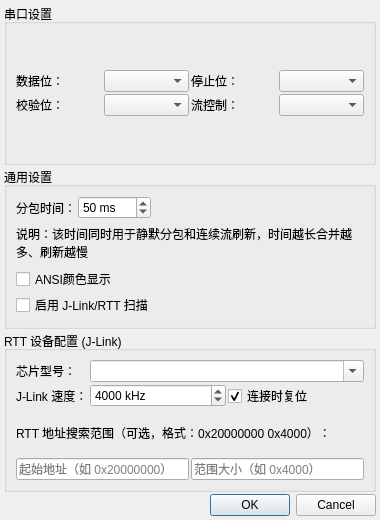
The window that ui/serial_settings_dialog.ui (ZIKEER/Z_COM) describes before a commit, drawn with Qt 5.
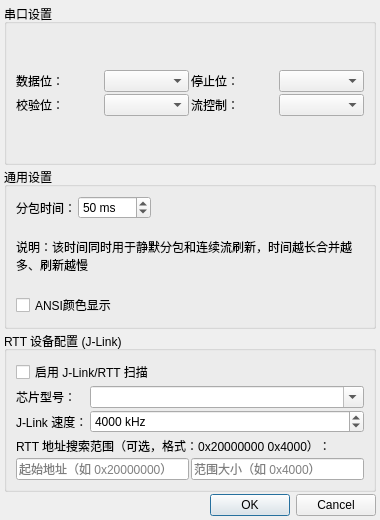
The same window after the commit.

Commit message: 优化界面显示

Diff of the .ui file:
```diff
--- a/ui/serial_settings_dialog.ui
+++ b/ui/serial_settings_dialog.ui
@@ -154,16 +154,6 @@
         </property>
        </widget>
       </item>
-      <item>
-       <widget class="QCheckBox" name="jlinkCheckBox">
-        <property name="text">
-         <string>启用 J-Link/RTT 扫描</string>
-        </property>
-        <property name="toolTip">
-         <string>仅在本机安装 J-Link 驱动并连接探针时启用</string>
-        </property>
-       </widget>
-      </item>
      </layout>
     </widget>
    </item>
@@ -176,6 +166,16 @@
       <property name="spacing">
        <number>2</number>
       </property>
+      <item>
+       <widget class="QCheckBox" name="jlinkCheckBox">
+        <property name="text">
+         <string>启用 J-Link/RTT 扫描</string>
+        </property>
+        <property name="toolTip">
+         <string>仅在本机安装 J-Link 驱动并连接探针时启用</string>
+        </property>
+       </widget>
+      </item>
       <item>
         <layout class="QGridLayout" name="rttGridLayout">
           <property name="spacing">
@@ -226,16 +226,6 @@
             </property>
            </widget>
           </item>
-          <item>
-           <widget class="QCheckBox" name="rttResetCheckBox">
-            <property name="text">
-             <string>连接时复位</string>
-            </property>
-            <property name="checked">
-             <bool>true</bool>
-            </property>
-           </widget>
-          </item>
          </layout>
         </item>
        </layout>
```
Left out of the diff: 2 changed lines with no effect on the pictures. The commit also changes 7 other files.
